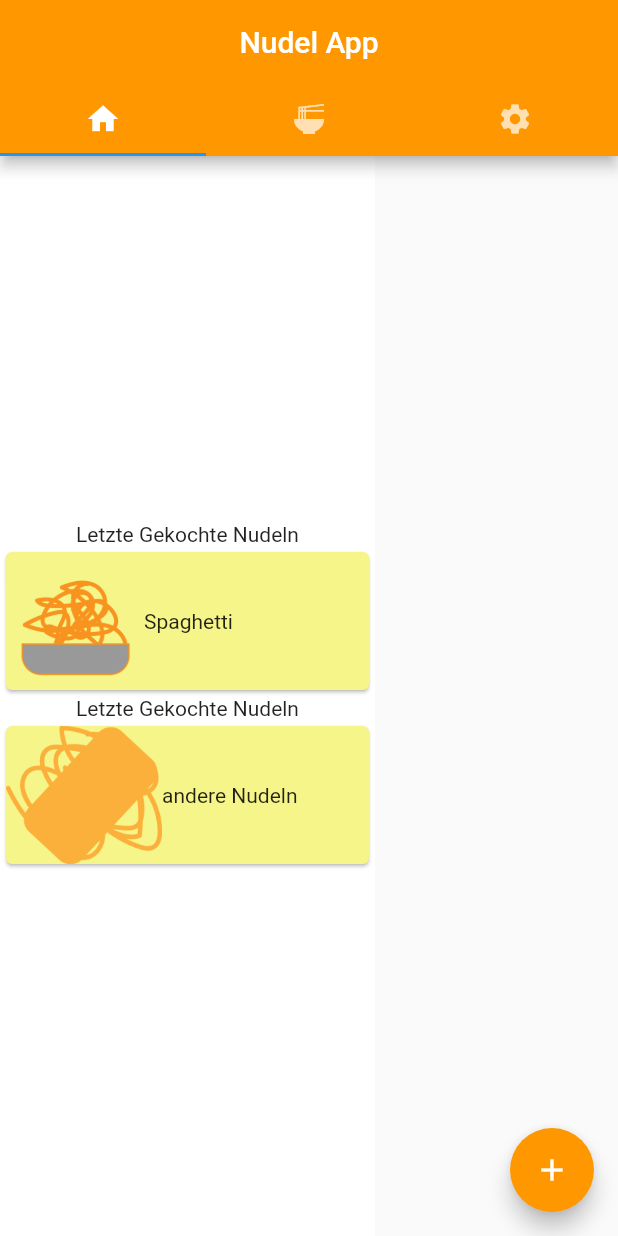
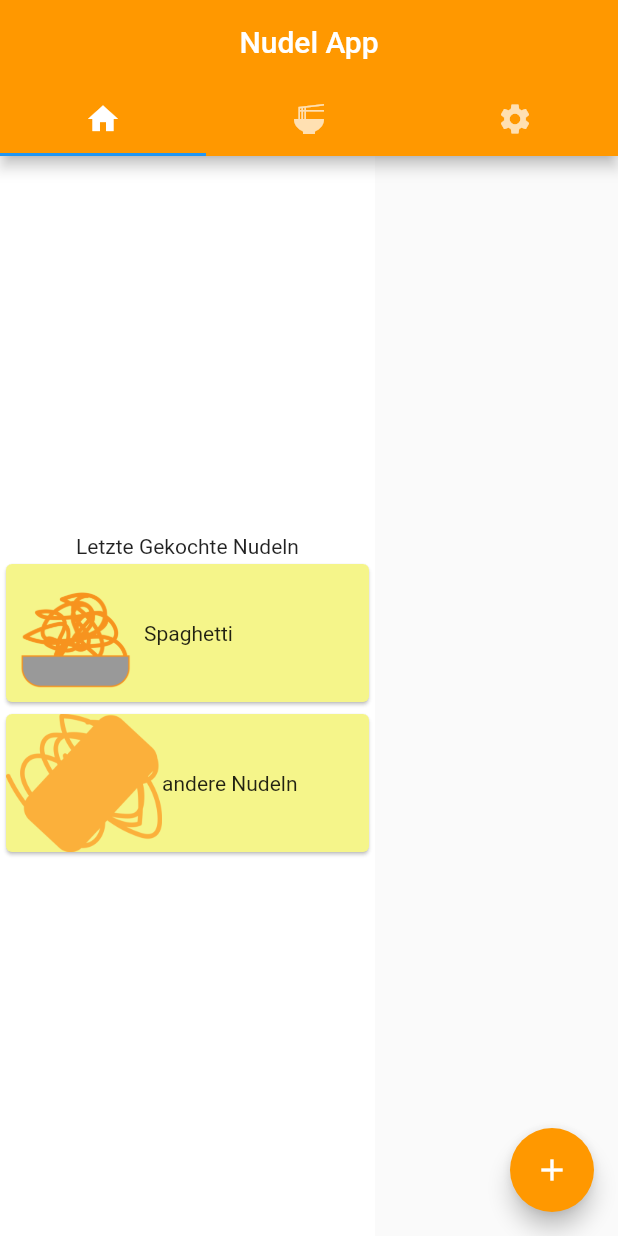
Before and after one commit to Kneschtie/Nudel_App, a Flutter app: the screen it shows after launch, on a phone screen of 412 x 824 dp. Run offline on Flutter 3.47's test engine with Material 2 defaults, Android fonts, the phone set to English and light mode, and no system bars.

Commit message:
wiklich letztes

```diff
--- a/nudel_app/lib/page/zuletztgekocht.dart
+++ b/nudel_app/lib/page/zuletztgekocht.dart
@@ -20,7 +20,7 @@ class _page1State extends State<page1> {
         children: [
           Text('Letzte Gekochte Nudeln'),
           NudelWidget("Spaghetti", "images/spaghetti (1)_Zeichenfläche 1.png"),
-          Text('Letzte Gekochte Nudeln'),
+
           NudelWidget("andere Nudeln", "images/andereNudeln.png"),
           //NudelWidget('asdf'),
         ],
```
